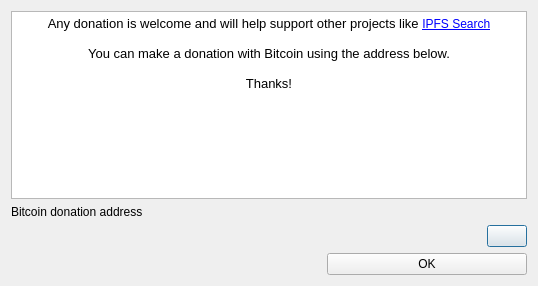
pinnaculum/galacteek, file galacteek/ui/donatedialog.ui: the form before one commit.
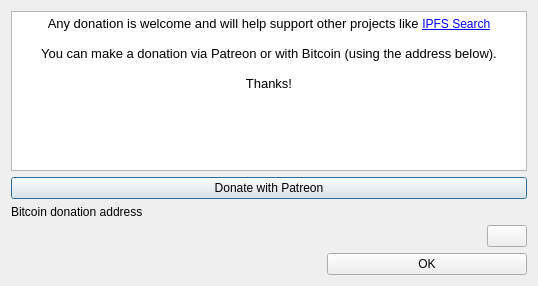
The form after the commit. Icons and pictures are not drawn.

```diff
--- a/galacteek/ui/donatedialog.ui
+++ b/galacteek/ui/donatedialog.ui
@@ -37,7 +37,7 @@
 &lt;/style&gt;&lt;/head&gt;&lt;body style=&quot; font-family:'Sans Serif'; font-size:9pt; font-weight:400; font-style:normal;&quot;&gt;
 &lt;p align=&quot;center&quot; style=&quot; margin-top:0px; margin-bottom:0px; margin-left:0px; margin-right:0px; -qt-block-indent:0; text-indent:0px;&quot;&gt;&lt;span style=&quot; font-size:10pt;&quot;&gt;Any donation is welcome and will help support other projects like &lt;/span&gt;&lt;a href=&quot;https://ipfs-search.com&quot;&gt;&lt;span style=&quot; text-decoration: underline; color:#0000ff;&quot;&gt;IPFS Search&lt;/span&gt;&lt;/a&gt;&lt;/p&gt;
 &lt;p align=&quot;center&quot; style=&quot;-qt-paragraph-type:empty; margin-top:0px; margin-bottom:0px; margin-left:0px; margin-right:0px; -qt-block-indent:0; text-indent:0px; font-size:10pt;&quot;&gt;&lt;br /&gt;&lt;/p&gt;
-&lt;p align=&quot;center&quot; style=&quot; margin-top:0px; margin-bottom:0px; margin-left:0px; margin-right:0px; -qt-block-indent:0; text-indent:0px;&quot;&gt;&lt;span style=&quot; font-size:10pt;&quot;&gt;You can make a donation with Bitcoin using the address below.&lt;/span&gt;&lt;/p&gt;
+&lt;p align=&quot;center&quot; style=&quot; margin-top:0px; margin-bottom:0px; margin-left:0px; margin-right:0px; -qt-block-indent:0; text-indent:0px;&quot;&gt;&lt;span style=&quot; font-size:10pt;&quot;&gt;You can make a donation via Patreon or with Bitcoin (using the address below).&lt;/span&gt;&lt;/p&gt;
 &lt;p align=&quot;center&quot; style=&quot;-qt-paragraph-type:empty; margin-top:0px; margin-bottom:0px; margin-left:0px; margin-right:0px; -qt-block-indent:0; text-indent:0px; font-size:10pt;&quot;&gt;&lt;br /&gt;&lt;/p&gt;
 &lt;p align=&quot;center&quot; style=&quot; margin-top:0px; margin-bottom:0px; margin-left:0px; margin-right:0px; -qt-block-indent:0; text-indent:0px;&quot;&gt;&lt;span style=&quot; font-size:10pt;&quot;&gt;Thanks!&lt;/span&gt;&lt;/p&gt;&lt;/body&gt;&lt;/html&gt;</string>
        </property>
@@ -48,6 +48,13 @@
      </item>
     </layout>
    </item>
+   <item>
+    <widget class="QPushButton" name="donatePatreon">
+     <property name="text">
+      <string>Donate with Patreon</string>
+     </property>
+    </widget>
+   </item>
    <item>
     <widget class="QLabel" name="label_3">
      <property name="text">
```
